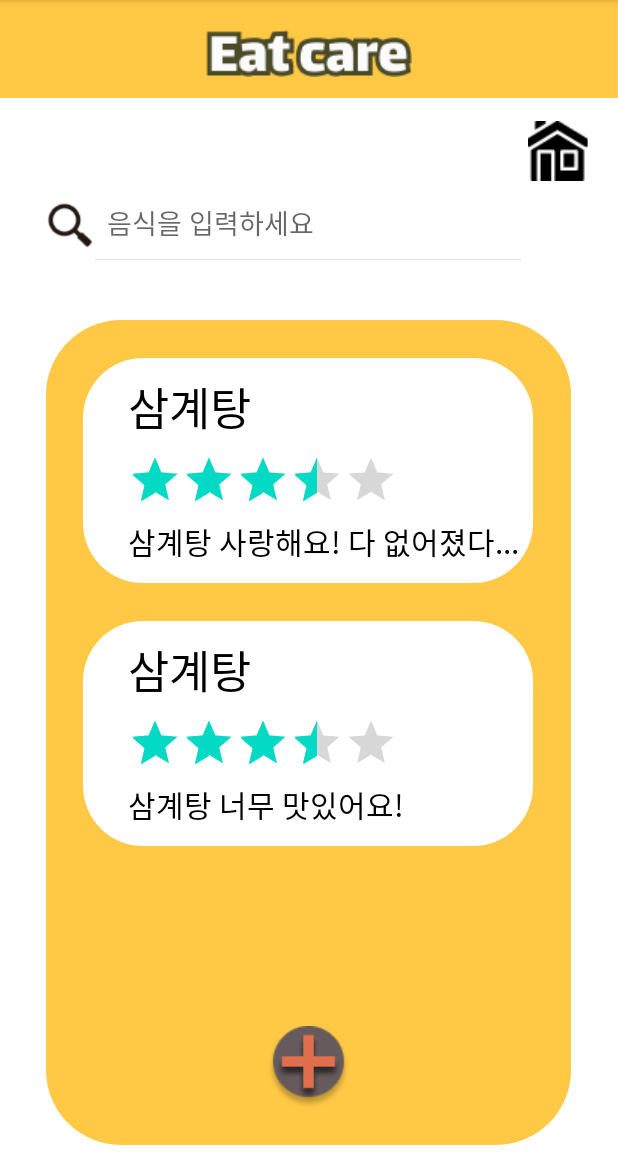
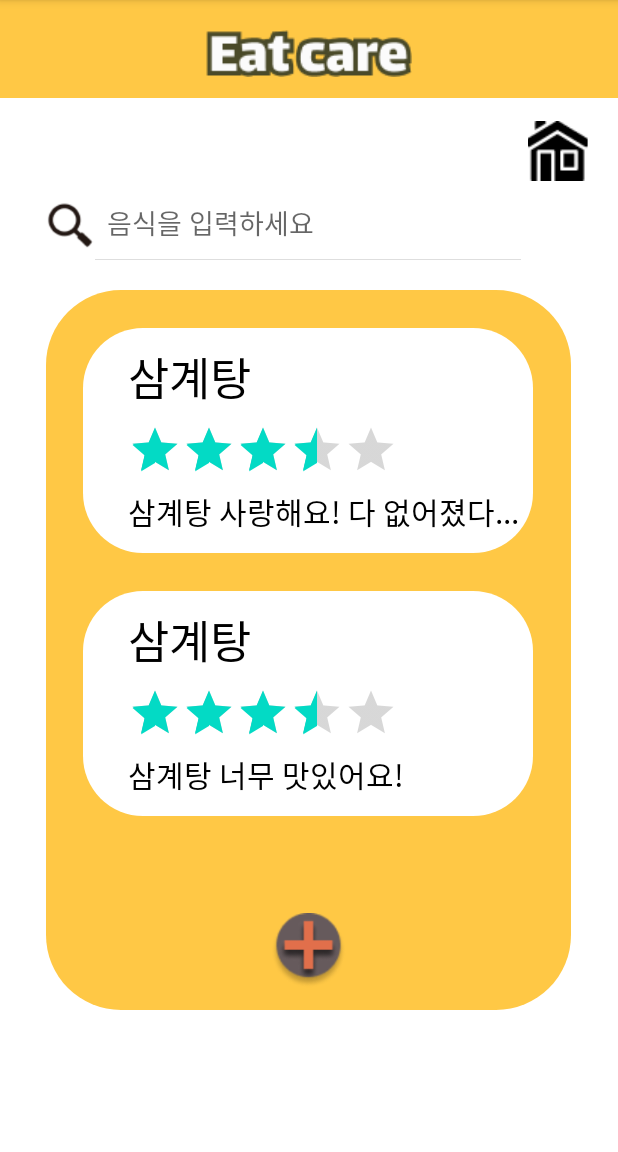
Before and after one commit to mirimSunwoo/Hyojason_Project, an Android app: the ReviewActivity screen opened directly, with no data from a screen before it, on a phone screen of 412 x 824 dp, the part 84-1236 px from its top. Run offline under Robolectric (Android 15) with nearby library versions, the phone set to English and light mode, and no system bars.

Commit message:
Edit All error complete Commit

```diff
--- a/app/src/main/java/kr/hs/emirim/sunw2311/hyojason_project/ListViewActivity.java
+++ b/app/src/main/java/kr/hs/emirim/sunw2311/hyojason_project/ListViewActivity.java
@@ -18,10 +18,7 @@ public class ListViewActivity extends AppCompatActivity {
 
         setTitle("종 선택");
 
-        final String[] mid = {"강아지","고양이","새","햄스터","파충류","강아지","고양이",
-                            "새","햄스터", "파충류","강아지","고양이","새","햄스터","파충류"
-                            ,"강아지","고양이","새","햄스터","파충류","강아지","고양이","새",
-                            "햄스터","파충류","강아지","고양이","새","햄스터","파충류"};
+        final String[] mid = {"강아지","고양이","앵무새","햄스터"};
 
         ListView list = (ListView) findViewById(R.id.listview);
 
--- a/app/src/main/java/kr/hs/emirim/sunw2311/hyojason_project/ReviewActivity.java
+++ b/app/src/main/java/kr/hs/emirim/sunw2311/hyojason_project/ReviewActivity.java
@@ -1,13 +1,28 @@
 package kr.hs.emirim.sunw2311.hyojason_project;
 
+import android.content.Intent;
 import android.os.Bundle;
+import android.view.View;
+import android.widget.ImageButton;
 
 import androidx.appcompat.app.AppCompatActivity;
 
 public class ReviewActivity extends AppCompatActivity {
+    ImageButton btnHome;
     @Override
     protected void onCreate(Bundle savedInstanceState) {
         super.onCreate(savedInstanceState);
         setContentView(R.layout.activity_review);
+
+        btnHome = findViewById(R.id.btn_review_home);
+        btnHome.setOnClickListener(btnHomeListener);
     }
+    View.OnClickListener btnHomeListener = new View.OnClickListener() {
+        @Override
+        public void onClick(View v) {
+            Intent intent = new Intent(getApplicationContext(), MenuActivity.class);
+            startActivity(intent);
+            finish();
+        }
+    };
 }
--- a/app/src/main/res/layout/activity_login.xml
+++ b/app/src/main/res/layout/activity_login.xml
@@ -17,7 +17,6 @@
         android:layout_width="340dp"
         android:layout_height="70dp"
         android:layout_gravity="center"
-        android:layout_marginTop="20dp"
         android:textSize="25sp"
         android:text="@string/in_id"
         android:textColor="@color/gray"
@@ -27,7 +26,7 @@
         android:layout_width="340dp"
         android:layout_height="70dp"
         android:layout_gravity="center"
-        android:layout_marginTop="20dp"
+        android:layout_marginTop="10dp"
         android:text="@string/in_pass"
         android:textSize="25sp"
         android:gravity="center_vertical"
--- a/app/src/main/res/layout/activity_menu.xml
+++ b/app/src/main/res/layout/activity_menu.xml
@@ -33,7 +33,7 @@
         android:text="음식을 입력하세요"/>
     <LinearLayout
         android:orientation="vertical"
-        android:layout_marginTop="70dp"
+        android:layout_marginTop="40dp"
         android:layout_marginLeft="20dp"
         android:background="@drawable/radius"
         android:backgroundTint="#FFC845"
--- a/app/src/main/res/layout/activity_review.xml
+++ b/app/src/main/res/layout/activity_review.xml
@@ -36,9 +36,9 @@
         android:iconifiedByDefault="false"/>
     <LinearLayout
         android:layout_width="350dp"
-        android:layout_height="550dp"
+        android:layout_height="480dp"
         android:background="@drawable/review_radius"
-        android:layout_marginTop="40dp"
+        android:layout_marginTop="20dp"
         android:layout_gravity="center"
         android:orientation="vertical">
         <LinearLayout
@@ -104,9 +104,10 @@
                     android:layout_marginTop="8dp"/>
         </LinearLayout>
             <ImageView
-                android:layout_width="match_parent"
-                android:layout_height="wrap_content"
-                android:layout_marginTop="120dp"
+                android:layout_width="50dp"
+                android:layout_height="match_parent"
+                android:layout_gravity="center"
+                android:layout_marginTop="50dp"
                 android:src="@drawable/plus"/>
 
     </LinearLayout>
```
Also changed, not shown: app/src/main/java/kr/hs/emirim/sunw2311/hyojason_project/MenuActivity.java (+11 -1 lines), app/src/main/java/kr/hs/emirim/sunw2311/hyojason_project/SearchActivity.java (+15 -0 lines), app/src/main/java/kr/hs/emirim/sunw2311/hyojason_project/TimerActivity.java (+15 -0 lines).
